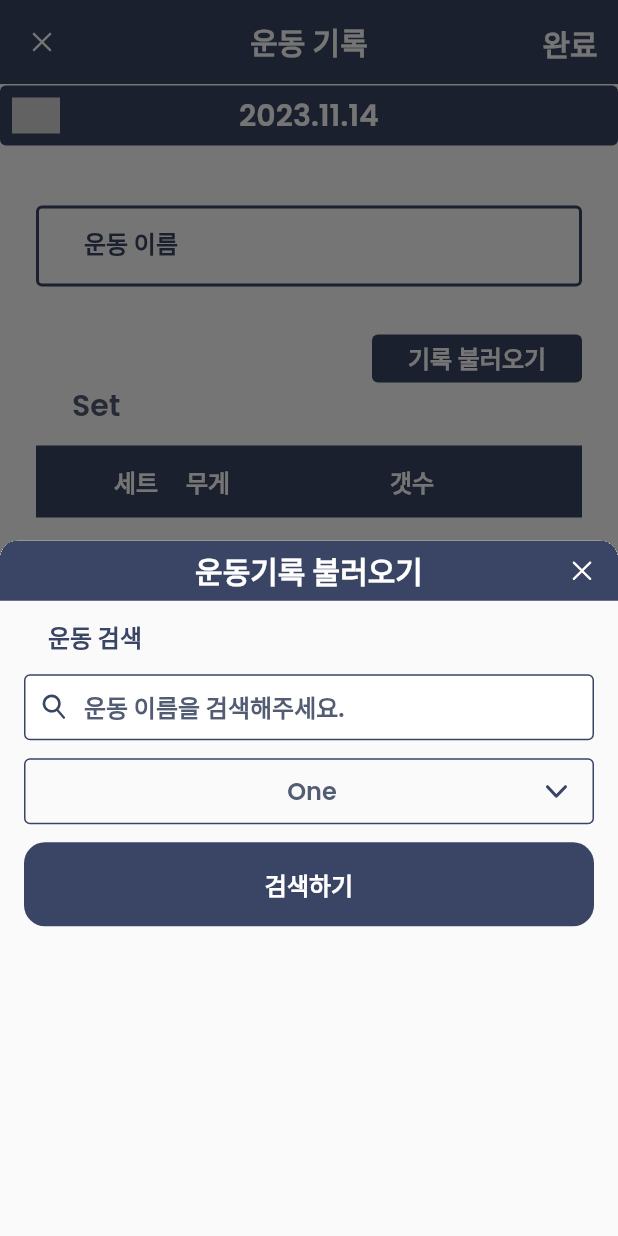
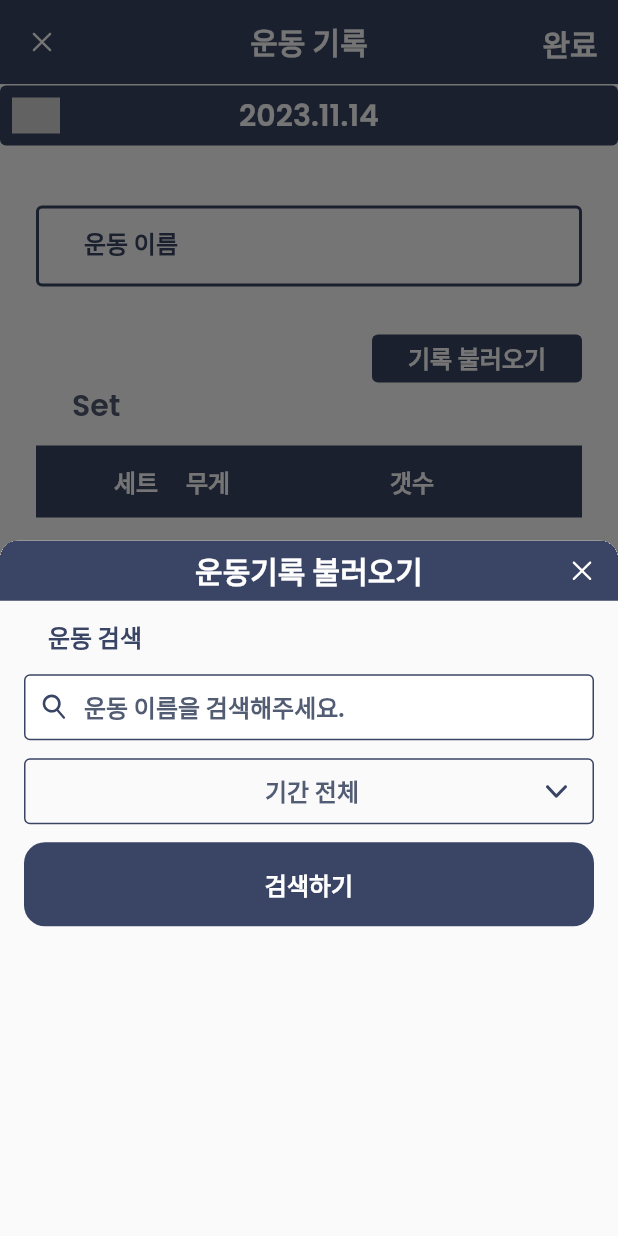
Before and after one commit to jeomgymjeok-gwabuha/jeomgymjeok_gwabuha_front_mobile, a Flutter app: the AddWorkout screen opened directly with empty values, after a tap on "기록 불러오기", on a phone screen of 412 x 824 dp. Run offline on Flutter 3.47's test engine with Material 2 defaults, Android fonts, the light colour scheme and no system bars; drawn by our look-alikes of dropdown_button2; our stand-ins replace flutter_riverpod, flutter_svg, google_fonts, table_calendar.

Commit message:
publish importing workout before submit

```diff
--- a/lib/providers/workout_provider.dart
+++ b/lib/providers/workout_provider.dart
@@ -32,3 +32,16 @@ final datedWorkoutProvider = Provider((ref) {
 
   return workout[selectedDate] ?? [];
 });
+
+final workoutNames = Provider((ref) {
+  final workout = ref.watch(workoutProvider);
+  Set<String> names = {};
+
+  workout.forEach((key, value) {
+    for (var item in value) {
+      names.add(item.name);
+    }
+  });
+
+  return names.toList();
+});
--- a/lib/widgets/bottom_sheets/load_workout_bottom_sheet/load_workout_searchbar.dart
+++ b/lib/widgets/bottom_sheets/load_workout_bottom_sheet/load_workout_searchbar.dart
@@ -1,26 +1,46 @@
 import 'package:dropdown_button2/dropdown_button2.dart';
 import 'package:flutter/material.dart';
+import 'package:flutter_riverpod/flutter_riverpod.dart';
 import 'package:flutter_svg/svg.dart';
 import 'package:jeomgymjeok_gwabuha/design/Pallete.dart';
 import 'package:jeomgymjeok_gwabuha/design/Types.dart';
+import 'package:jeomgymjeok_gwabuha/providers/workout_provider.dart';
+import 'package:jeomgymjeok_gwabuha/widgets/bottom_sheets/load_workout_bottom_sheet/date_picker.dart';
 import 'package:jeomgymjeok_gwabuha/widgets/common/text_btn.dart';
+import 'package:jeomgymjeok_gwabuha/widgets/vertical_dotted_divider.dart';
 
-const List<String> list = <String>['One', 'Two', 'Three', 'Four'];
+const List<String> options = ['entire', 'select'];
 
-class LoadWorkoutSearchbar extends StatefulWidget {
+class LoadWorkoutSearchbar extends ConsumerStatefulWidget {
   const LoadWorkoutSearchbar({super.key});
 
   @override
-  State<LoadWorkoutSearchbar> createState() => _LoadWorkoutSearchbarState();
+  ConsumerState<LoadWorkoutSearchbar> createState() =>
+      _LoadWorkoutSearchbarState();
 }
 
-class _LoadWorkoutSearchbarState extends State<LoadWorkoutSearchbar> {
-  String dropdownValue = list.first;
+class _LoadWorkoutSearchbarState extends ConsumerState<LoadWorkoutSearchbar> {
+  String selectedOption = options.first;
+  DateTime startTime = DateTime.now();
+  DateTime lastTime = DateTime.now();
+
+  void changeStartTime(DateTime dateTime) {
+    setState(() {
+      startTime = dateTime;
+    });
+  }
+
+  void changeLastTime(DateTime dateTime) {
+    setState(() {
+      lastTime = dateTime;
+    });
+  }
 
   @override
   Widget build(BuildContext context) {
     // TODO: implement build
     final double fullWidth = MediaQuery.of(context).size.width;
+    final names = ref.watch(workoutNames);
 
     return Padding(
       padding: const EdgeInsets.symmetric(horizontal: 16.0),
@@ -51,6 +71,10 @@ class _LoadWorkoutSearchbarState extends State<LoadWorkoutSearchbar> {
             builder: (context, controller) {
               return SearchBar(
                 controller: controller,
+                textStyle: MaterialStateProperty.resolveWith(
+                  (states) => types[Types.semi_md]!
+                      .copyWith(color: pallete[Pallete.alaskanBlue]!),
+                ),
                 backgroundColor:
                     MaterialStateColor.resolveWith((states) => Colors.white),
                 elevation: MaterialStateProperty.all(0),
@@ -89,13 +113,12 @@ class _LoadWorkoutSearchbarState extends State<LoadWorkoutSearchbar> {
             },
             suggestionsBuilder:
                 (BuildContext context, SearchController controller) {
-              return List<ListTile>.generate(3, (int index) {
-                final String item = 'item $index';
+              return List<ListTile>.generate(names.length, (int index) {
                 return ListTile(
-                  title: Text(item),
+                  title: Text(names[index]),
                   onTap: () {
                     setState(() {
-                      controller.closeView(item);
+                      controller.closeView(names[index]);
                     });
                   },
                 );
@@ -108,11 +131,11 @@ class _LoadWorkoutSearchbarState extends State<LoadWorkoutSearchbar> {
               alignment: Alignment.center,
               isExpanded: true,
               isDense: false,
-              items: list
+              items: options
                   .map((String item) => DropdownMenuItem<String>(
                         value: item,
                         child: Text(
-                          item,
+                          item == 'entire' ? '기간 전체' : '기간 직접 입력',
                           style: types[Types.semi_md]!.copyWith(
                             color: pallete[Pallete.alaskanBlue],
                           ),
@@ -120,10 +143,10 @@ class _LoadWorkoutSearchbarState extends State<LoadWorkoutSearchbar> {
                         ),
                       ))
                   .toList(),
-              value: dropdownValue,
+              value: selectedOption,
               onChanged: (String? value) {
                 setState(() {
-                  dropdownValue = value!;
+                  selectedOption = value!;
                 });
               },
               buttonStyleData: ButtonStyleData(
@@ -174,7 +197,7 @@ class _LoadWorkoutSearchbarState extends State<LoadWorkoutSearchbar> {
                       bottom: 10,
                     ),
                     child: Text(
-                      dropdownValue,
+                      selectedOption == 'entire' ? '기간 전체' : '기간 직접 입력',
                       style: types[Types.semi_md]!.copyWith(
                         color: pallete[Pallete.white],
                       ),
@@ -184,6 +207,38 @@ class _LoadWorkoutSearchbarState extends State<LoadWorkoutSearchbar> {
               ),
             ),
           ),
+          if (selectedOption == 'select')
+            Column(
+              children: [
+                const SizedBox(height: 12),
+                Row(
+                  children: [
+                    Expanded(
+                      child: DatePicker(
+                        initialTime: startTime,
+                        changeDateTime: changeStartTime,
+                      ),
+                    ),
+                    SizedBox(
+                      width: 32,
+                      height: 40,
+                      child: Center(
+                        child: Container(
+                            width: 8,
+                            height: 1,
+                            color: pallete[Pallete.deepNavy]!),
+                      ),
+                    ),
+                    Expanded(
+                      child: DatePicker(
+                        initialTime: lastTime,
+                        changeDateTime: changeLastTime,
+                      ),
+                    )
+                  ],
+                ),
+              ],
+            ),
           const SizedBox(height: 12),
           TextBtn(
             text: '검색하기',
```
Also changed, not shown: lib/widgets/bottom_sheets/load_workout_bottom_sheet/date_picker.dart (added, +81 -0 lines), assets/icons/date_picker.svg (added).
